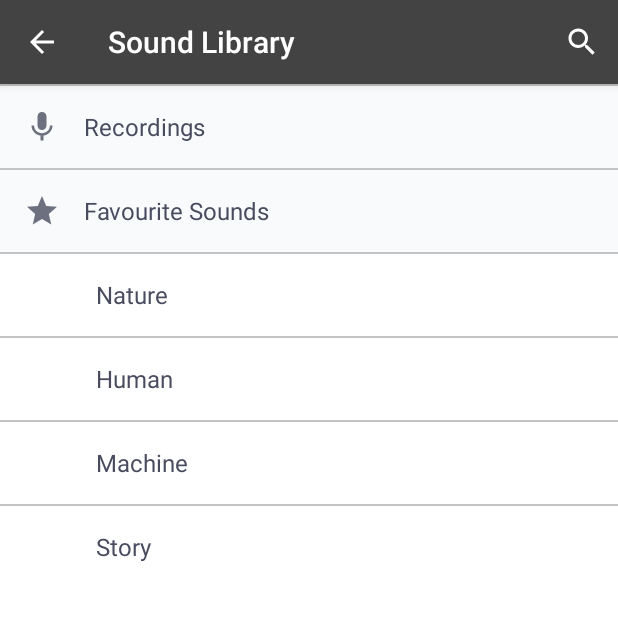
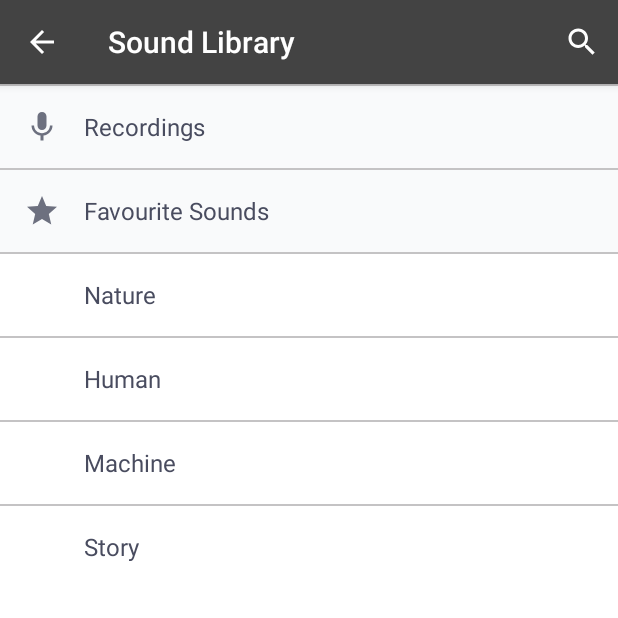
Before and after one commit to mikkopiu/android-adv-project, an Android app: the SoundLibraryMainFragment screen opened directly, with no data from a screen before it, on a phone screen of 412 x 824 dp, the top half of it. Run offline under Robolectric (Android 15) with nearby library versions, the phone set to English and light mode, and no system bars.

Commit message:
Update icon sizes in library

```diff
--- a/app/src/main/java/fi/metropolia/yellow_spaceship/androidadvproject/adapters/SoundLibraryListAdapter.java
+++ b/app/src/main/java/fi/metropolia/yellow_spaceship/androidadvproject/adapters/SoundLibraryListAdapter.java
@@ -97,8 +97,6 @@ public class SoundLibraryListAdapter extends RecyclerView.Adapter<SoundLibraryLi
         TextView textView = (TextView) holder.view.findViewById(R.id.sound_library_list_text);
         ImageButton listIconView = (ImageButton) holder.view.findViewById(R.id.sound_library_preview_button);
 
-        listIconView.setMaxWidth(24);
-
         // And set data to the views
         textView.setText(dataSet.get(position).getCaption());
         Drawable icon;
@@ -128,7 +126,7 @@ public class SoundLibraryListAdapter extends RecyclerView.Adapter<SoundLibraryLi
             listIconView.setBackgroundColor(color);
         } else {
             textView.setPadding(
-                    listIconView.getMaxWidth() + listIconView.getPaddingRight(), // Fake the ImageButton as left padding
+                    listIconView.getMaxWidth(), // Fake the ImageButton as left padding
                     textView.getPaddingTop(),
                     textView.getPaddingRight(),
                     textView.getPaddingBottom()
--- a/app/src/main/java/fi/metropolia/yellow_spaceship/androidadvproject/adapters/SoundListAdapter.java
+++ b/app/src/main/java/fi/metropolia/yellow_spaceship/androidadvproject/adapters/SoundListAdapter.java
@@ -37,7 +37,7 @@ public class SoundListAdapter extends RecyclerView.Adapter<SoundListAdapter.View
             this.favBtn = (ImageButton) itemView.findViewById(R.id.sound_library_fav_button);
             this.previewBtn = (ImageButton) itemView.findViewById(R.id.sound_library_preview_button);
 
-            this.previewBtn.setImageResource(R.drawable.ic_play_arrow_48dp);
+            this.previewBtn.setImageResource(R.drawable.ic_play_arrow_24dp);
 
             itemView.setOnClickListener(this);
             this.favBtn.setOnClickListener(this);
--- a/app/src/main/res/layout/sound_library_list_item.xml
+++ b/app/src/main/res/layout/sound_library_list_item.xml
@@ -29,7 +29,7 @@
             android:layout_alignParentStart="true"
             android:layout_centerVertical="true"
             android:clickable="true"
-            android:maxWidth="48dp"
+            android:maxWidth="24dp"
             android:minWidth="0dp"
             android:paddingLeft="16dp"
             android:paddingRight="16dp" />
```
Also changed, not shown: app/src/main/java/fi/metropolia/yellow_spaceship/androidadvproject/SoundLibraryChildFragment.java (+6 -2 lines), app/src/main/res/drawable/ic_pause_24dp.xml (added, +9 -0 lines), app/src/main/res/drawable/ic_play_arrow_24dp.xml (added, +9 -0 lines).
